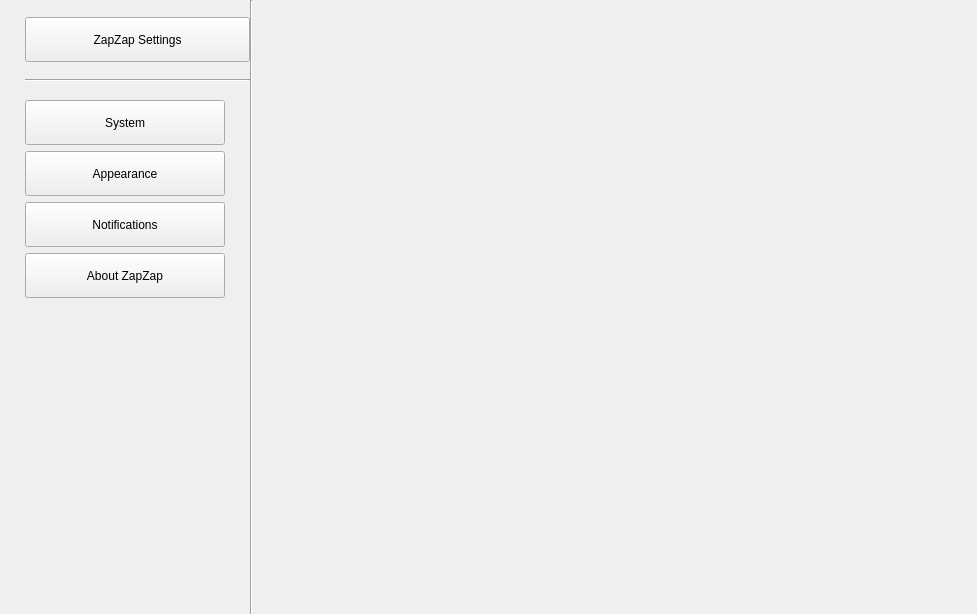
Old version of the form zapzap/view/settings_new.ui in the repository rafatosta/zapzap.
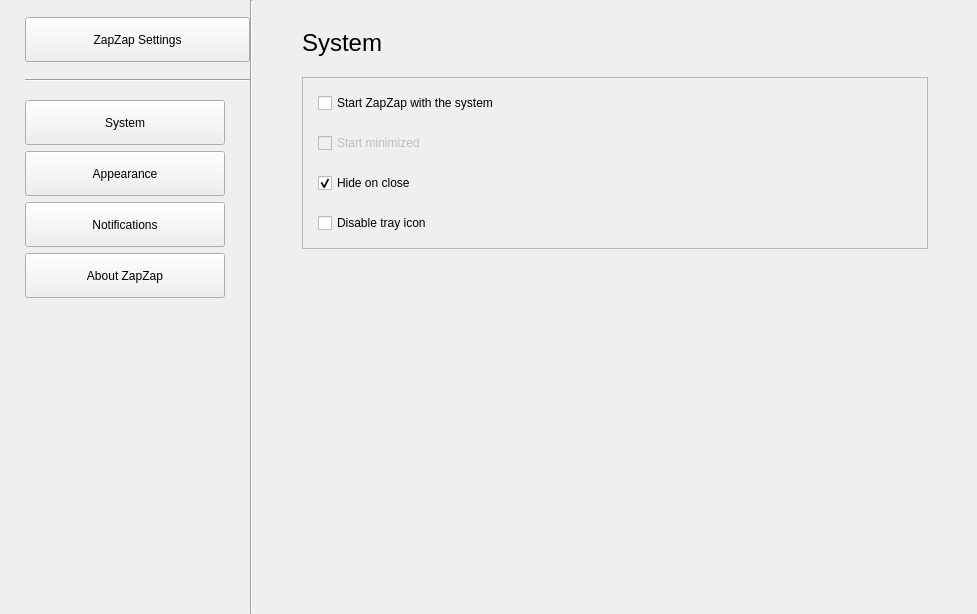
New version of the form.

Commit message: System Settings UI

What changed in the file:
```diff
--- a/zapzap/view/settings_new.ui
+++ b/zapzap/view/settings_new.ui
@@ -294,7 +294,164 @@
    </item>
    <item>
     <widget class="QStackedWidget" name="stackedWidget">
-     <widget class="QWidget" name="page"/>
+     <widget class="QWidget" name="pageSystem">
+      <layout class="QVBoxLayout" name="verticalLayout_7">
+       <item>
+        <layout class="QVBoxLayout" name="verticalLayout_6">
+         <item>
+          <layout class="QHBoxLayout" name="horizontalLayout">
+           <item>
+            <spacer name="horizontalSpacer">
+             <property name="orientation">
+              <enum>Qt::Horizontal</enum>
+             </property>
+             <property name="sizeType">
+              <enum>QSizePolicy::Preferred</enum>
+             </property>
+             <property name="sizeHint" stdset="0">
+              <size>
+               <width>40</width>
+               <height>20</height>
+              </size>
+             </property>
+            </spacer>
+           </item>
+           <item>
+            <layout class="QVBoxLayout" name="verticalLayout_5">
+             <property name="spacing">
+              <number>20</number>
+             </property>
+             <property name="topMargin">
+              <number>20</number>
+             </property>
+             <item>
+              <widget class="QLabel" name="label">
+               <property name="sizePolicy">
+                <sizepolicy hsizetype="Preferred" vsizetype="Fixed">
+                 <horstretch>0</horstretch>
+                 <verstretch>0</verstretch>
+                </sizepolicy>
+               </property>
+               <property name="font">
+                <font>
+                 <pointsize>18</pointsize>
+                </font>
+               </property>
+               <property name="text">
+                <string>System</string>
+               </property>
+              </widget>
+             </item>
+             <item>
+              <widget class="QFrame" name="frameSettings">
+               <property name="sizePolicy">
+                <sizepolicy hsizetype="Preferred" vsizetype="Preferred">
+                 <horstretch>0</horstretch>
+                 <verstretch>0</verstretch>
+                </sizepolicy>
+               </property>
+               <property name="minimumSize">
+                <size>
+                 <width>600</width>
+                 <height>0</height>
+                </size>
+               </property>
+               <property name="frameShape">
+                <enum>QFrame::StyledPanel</enum>
+               </property>
+               <property name="frameShadow">
+                <enum>QFrame::Raised</enum>
+               </property>
+               <layout class="QVBoxLayout" name="verticalLayout_4">
+                <property name="spacing">
+                 <number>20</number>
+                </property>
+                <property name="leftMargin">
+                 <number>15</number>
+                </property>
+                <property name="topMargin">
+                 <number>15</number>
+                </property>
+                <property name="rightMargin">
+                 <number>15</number>
+                </property>
+                <property name="bottomMargin">
+                 <number>15</number>
+                </property>
+                <item>
+                 <widget class="QCheckBox" name="start_system">
+                  <property name="text">
+                   <string>Start ZapZap with the system</string>
+                  </property>
+                 </widget>
+                </item>
+                <item>
+                 <widget class="QCheckBox" name="start_hide">
+                  <property name="enabled">
+                   <bool>false</bool>
+                  </property>
+                  <property name="text">
+                   <string>Start minimized</string>
+                  </property>
+                 </widget>
+                </item>
+                <item>
+                 <widget class="QCheckBox" name="keepBackground">
+                  <property name="text">
+                   <string>Hide on close</string>
+                  </property>
+                  <property name="checked">
+                   <bool>true</bool>
+                  </property>
+                 </widget>
+                </item>
+                <item>
+                 <widget class="QCheckBox" name="disableTrayIcon">
+                  <property name="text">
+                   <string>Disable tray icon</string>
+                  </property>
+                 </widget>
+                </item>
+               </layout>
+              </widget>
+             </item>
+            </layout>
+           </item>
+           <item>
+            <spacer name="horizontalSpacer_2">
+             <property name="orientation">
+              <enum>Qt::Horizontal</enum>
+             </property>
+             <property name="sizeType">
+              <enum>QSizePolicy::Preferred</enum>
+             </property>
+             <property name="sizeHint" stdset="0">
+              <size>
+               <width>40</width>
+               <height>20</height>
+              </size>
+             </property>
+            </spacer>
+           </item>
+          </layout>
+         </item>
+         <item>
+          <spacer name="verticalSpacer">
+           <property name="orientation">
+            <enum>Qt::Vertical</enum>
+           </property>
+           <property name="sizeHint" stdset="0">
+            <size>
+             <width>20</width>
+             <height>301</height>
+            </size>
+           </property>
+          </spacer>
+         </item>
+        </layout>
+       </item>
+      </layout>
+     </widget>
      <widget class="QWidget" name="page_2"/>
     </widget>
    </item>
```
The commit also changes 2 other files.
